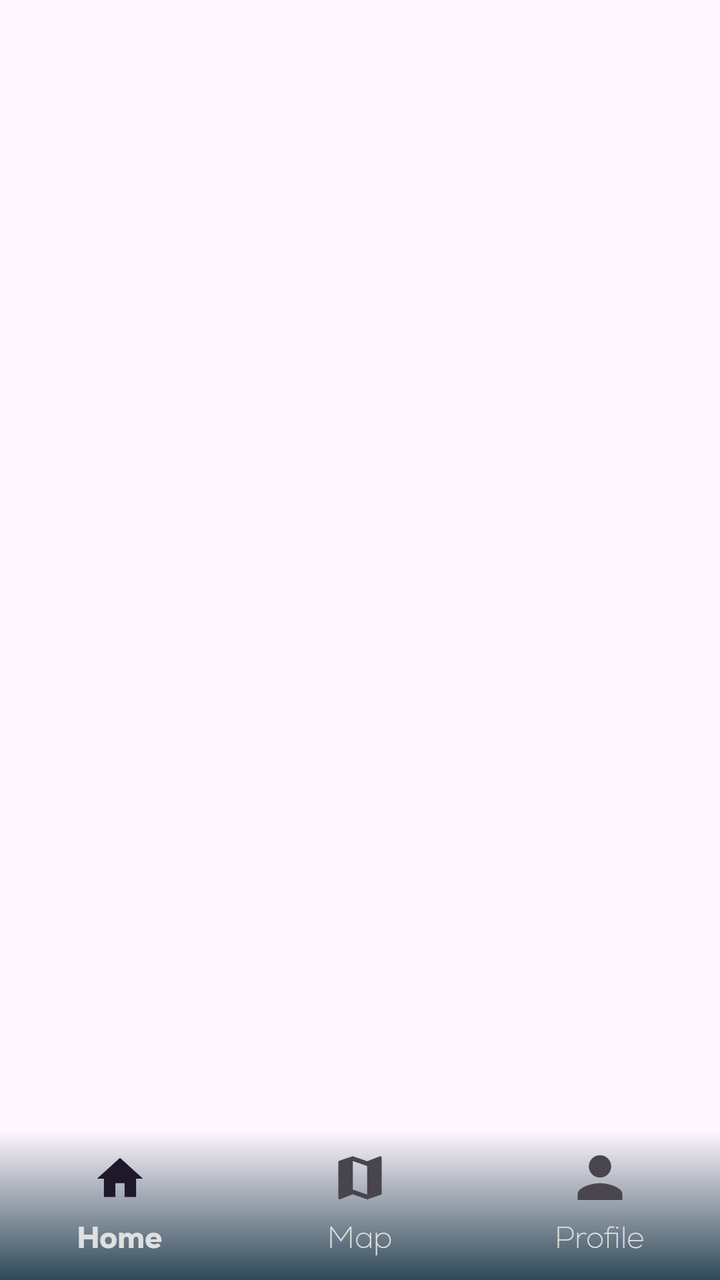
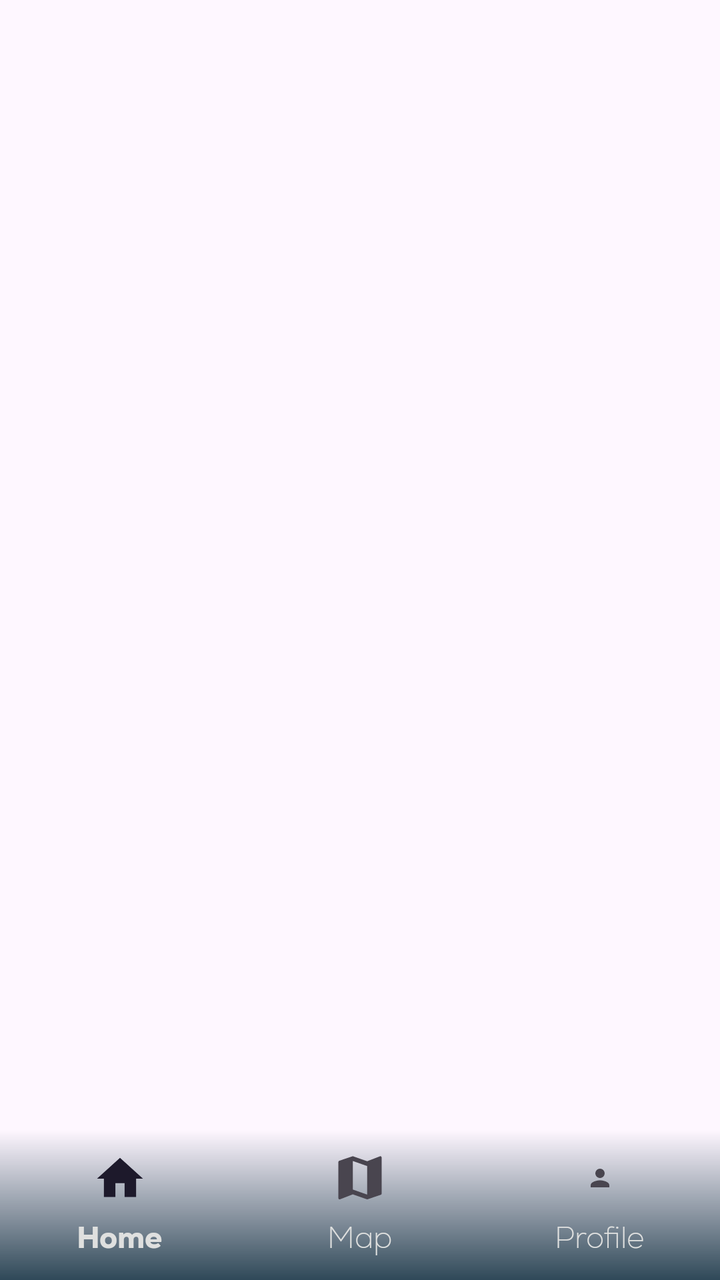

Before-and-after screenshots of an Android layout around one commit, followed by the original layout XML and the change that was made.
<!-- AndroidManifest.xml: application theme Theme.Hikelowna -->
<!-- res/layout/activity_landing_page.xml -->
<?xml version="1.0" encoding="utf-8"?>
<androidx.constraintlayout.widget.ConstraintLayout xmlns:android="http://schemas.android.com/apk/res/android"
    xmlns:app="http://schemas.android.com/apk/res-auto"
    xmlns:tools="http://schemas.android.com/tools"
    android:id="@+id/main"
    android:layout_width="match_parent"
    android:layout_height="match_parent"
    tools:context=".ui.LandingPage">

    <FrameLayout
        android:id="@+id/flFragment"
        android:layout_width="match_parent"
        android:layout_height="0dp"
        app:layout_constraintBottom_toTopOf="@+id/bottomNavigationView"
        app:layout_constraintEnd_toEndOf="parent"
        app:layout_constraintHorizontal_bias="0.5"
        app:layout_constraintStart_toStartOf="parent"

        app:layout_constraintTop_toTopOf="parent" />

    <com.google.android.material.bottomnavigation.BottomNavigationView
        android:id="@+id/bottomNavigationView"
        android:layout_width="match_parent"
        android:layout_height="75dp"
        app:itemTextColor="@color/gainsboro"
        app:layout_constraintBottom_toBottomOf="parent"
        app:layout_constraintEnd_toEndOf="parent"
        app:layout_constraintHorizontal_bias="0.5"
        android:background="@drawable/gradient_bottom_fade_nav"
        app:layout_constraintStart_toStartOf="parent"
        app:itemTextAppearanceActive="@style/navbarActive"
        app:itemTextAppearanceInactive="@style/navbar"
        app:menu="@menu/bottom_nav_menu"/>

</androidx.constraintlayout.widget.ConstraintLayout>
<!-- resources referenced by this layout -->
<resources>
  <color name="gainsboro">#dfe0df</color>
  <!-- drawable gradient_bottom_fade_nav (drawable) -->
  <?xml version="1.0" encoding="utf-8"?>
  <layer-list xmlns:android="http://schemas.android.com/apk/res/android">
      
      <item>
          <shape>
              <gradient
                  android:endColor="@android:color/transparent"
                  android:startColor="@color/darkslategrey"
                  android:angle="90" />
              android:useLevel="false" />
          </shape>
      </item>
  </layer-list>
  <style name="navbar">
          <item name="android:textSize">15sp</item>
          <item name="android:fontFamily">@font/nexalight</item>
      </style>
  <style name="navbarActive">
          <item name="android:textSize">15sp</item>
          <item name="android:fontFamily">@font/nexaheavy</item>
      </style>
  <style name="Theme.Hikelowna" parent="Base.Theme.Hikelowna" />
  <color name="darkslategrey">#2f4858</color>
  <style name="Base.Theme.Hikelowna" parent="Theme.Material3.DayNight.NoActionBar">
          
          
      </style>
</resources>

<!-- the commit's change to res/layout/activity_landing_page.xml (unified diff, before → after) -->
@@ -9,14 +9,14 @@
 
     <FrameLayout
         android:id="@+id/flFragment"
-        android:layout_width="match_parent"
-        android:layout_height="0dp"
+        android:layout_width="395dp"
+        android:layout_height="match_parent"
         app:layout_constraintBottom_toTopOf="@+id/bottomNavigationView"
         app:layout_constraintEnd_toEndOf="parent"
-        app:layout_constraintHorizontal_bias="0.5"
         app:layout_constraintStart_toStartOf="parent"
 
-        app:layout_constraintTop_toTopOf="parent" />
+        app:layout_constraintTop_toTopOf="parent"
+        app:layout_constraintVertical_bias="0.0" />
 
     <com.google.android.material.bottomnavigation.BottomNavigationView
         android:id="@+id/bottomNavigationView"
<!-- resource entries referenced after the edit -->
@@ -10,8 +10,8 @@
               <gradient
                   android:endColor="@android:color/transparent"
                   android:startColor="@color/darkslategrey"
-                  android:angle="90" />
-              android:useLevel="false" />
+                  android:angle="90"
+                  android:useLevel="false" />
           </shape>
       </item>
   </layer-list>
